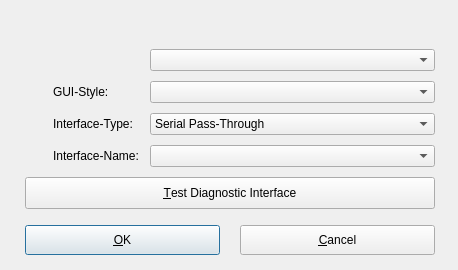
This is ui/Preferences.ui in msatoh/Free-SSM-for-my-GDB as Qt 5 draws it before an edit. The edited form follows.
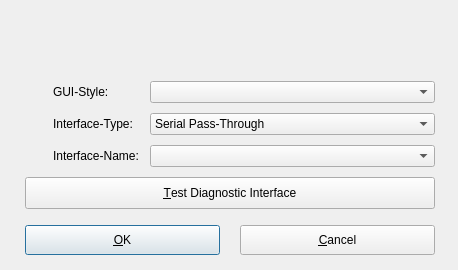
This is the edited form. Icons and pictures are not drawn.

Commit message: remove language setting

```diff
--- a/ui/Preferences.ui
+++ b/ui/Preferences.ui
@@ -114,16 +114,6 @@
     </property>
    </item>
   </widget>
-  <widget class="QComboBox" name="language_comboBox">
-   <property name="geometry">
-    <rect>
-     <x>150</x>
-     <y>49</y>
-     <width>285</width>
-     <height>22</height>
-    </rect>
-   </property>
-  </widget>
   <widget class="QLabel" name="interfaceName_label">
    <property name="geometry">
     <rect>
```
Left out of the diff: 1 changed line with no effect on the pictures. The commit also changes 3 other files.
